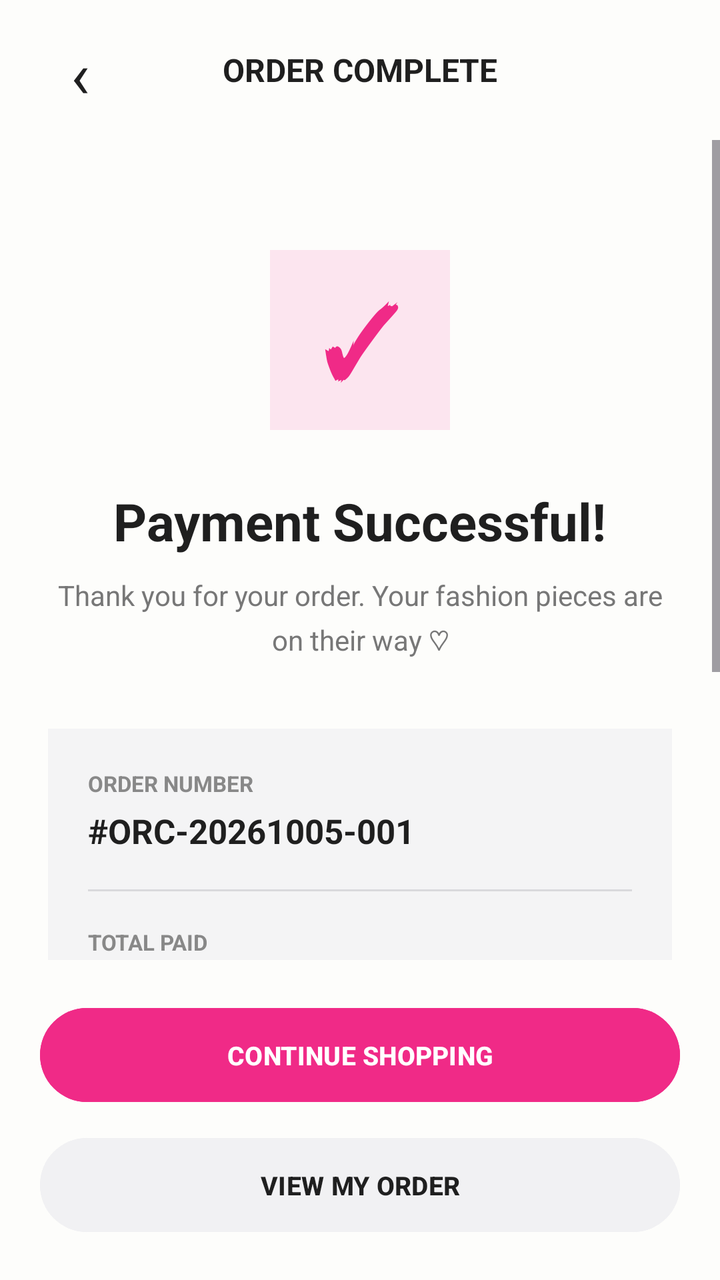
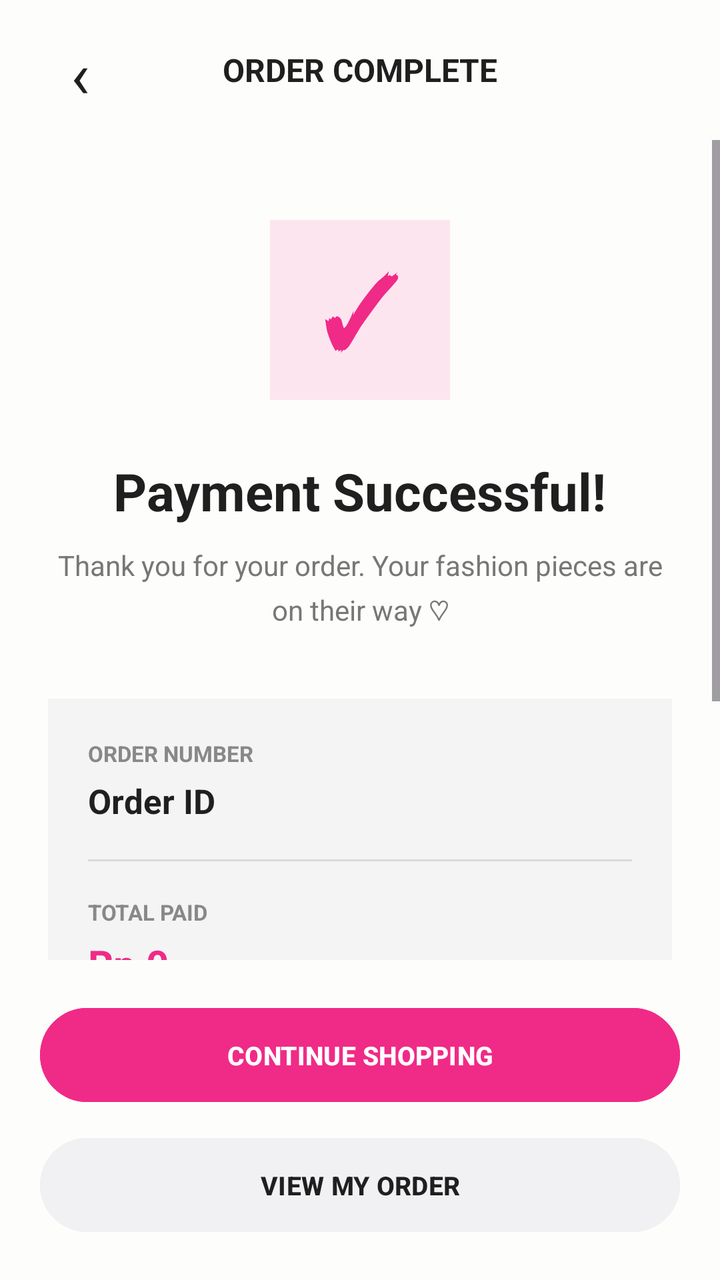

Compare the two renders of this Android layout. The source of the first and the diff that turns it into the second are given below.
<!-- AndroidManifest.xml: application theme Theme.Orchidia -->
<!-- res/layout/activity_payment_success.xml -->
<?xml version="1.0" encoding="utf-8"?>
<LinearLayout
    xmlns:android="http://schemas.android.com/apk/res/android"
    android:layout_width="match_parent"
    android:layout_height="match_parent"
    android:orientation="vertical"
    android:background="#FDFDFB">

    
    <LinearLayout
        android:layout_width="match_parent"
        android:layout_height="70dp"
        android:orientation="horizontal"
        android:gravity="center_vertical"
        android:paddingStart="20dp"
        android:paddingEnd="20dp">

        <TextView
            android:id="@+id/btnBack"
            android:layout_width="40dp"
            android:layout_height="40dp"
            android:gravity="center"
            android:text="‹"
            android:textSize="32sp"
            android:textColor="#1F1F1F" />

        <TextView
            android:layout_width="0dp"
            android:layout_height="wrap_content"
            android:layout_weight="1"
            android:gravity="center"
            android:text="ORDER COMPLETE"
            android:textStyle="bold"
            android:textSize="16sp"
            android:textColor="#1F1F1F" />

        <View
            android:layout_width="40dp"
            android:layout_height="40dp" />

    </LinearLayout>


    
    <ScrollView
        android:layout_width="match_parent"
        android:layout_height="0dp"
        android:layout_weight="1"
        android:fillViewport="true">

        <LinearLayout
            android:layout_width="match_parent"
            android:layout_height="wrap_content"
            android:orientation="vertical"
            android:gravity="center_horizontal"
            android:paddingStart="24dp"
            android:paddingEnd="24dp"
            android:paddingTop="55dp"
            android:paddingBottom="30dp">

            
            <TextView
                android:layout_width="90dp"
                android:layout_height="90dp"
                android:gravity="center"
                android:background="#FCE5EF"
                android:text="✓"
                android:textSize="48sp"
                android:textStyle="bold"
                android:textColor="#F02A87" />

            <TextView
                android:layout_width="wrap_content"
                android:layout_height="wrap_content"
                android:layout_marginTop="28dp"
                android:text="Payment Successful!"
                android:textSize="26sp"
                android:textStyle="bold"
                android:textColor="#1F1F1F" />

            <TextView
                android:layout_width="match_parent"
                android:layout_height="wrap_content"
                android:layout_marginTop="10dp"
                android:gravity="center"
                android:text="Thank you for your order. Your fashion pieces are on their way ♡"
                android:textSize="14sp"
                android:textColor="#777777"
                android:lineSpacingExtra="4dp" />


            
            <LinearLayout
                android:layout_width="match_parent"
                android:layout_height="wrap_content"
                android:layout_marginTop="35dp"
                android:orientation="vertical"
                android:padding="20dp"
                android:background="#F4F4F5">

                <TextView
                    android:layout_width="wrap_content"
                    android:layout_height="wrap_content"
                    android:text="ORDER NUMBER"
                    android:textSize="11sp"
                    android:textStyle="bold"
                    android:textColor="#888888" />

                <TextView
                    android:layout_width="wrap_content"
                    android:layout_height="wrap_content"
                    android:layout_marginTop="5dp"
                    android:text="#ORC-20261005-001"
                    android:textSize="17sp"
                    android:textStyle="bold"
                    android:textColor="#1F1F1F" />

                <View
                    android:layout_width="match_parent"
                    android:layout_height="1dp"
                    android:layout_marginTop="18dp"
                    android:layout_marginBottom="18dp"
                    android:background="#D9D9DC" />

                <TextView
                    android:layout_width="wrap_content"
                    android:layout_height="wrap_content"
                    android:text="TOTAL PAID"
                    android:textSize="11sp"
                    android:textStyle="bold"
                    android:textColor="#888888" />

                <TextView
                    android:layout_width="wrap_content"
                    android:layout_height="wrap_content"
                    android:layout_marginTop="5dp"
                    android:text="Rp 383.000"
                    android:textSize="20sp"
                    android:textStyle="bold"
                    android:textColor="#F02A87" />

            </LinearLayout>


            
            <LinearLayout
                android:layout_width="match_parent"
                android:layout_height="wrap_content"
                android:layout_marginTop="18dp"
                android:orientation="vertical"
                android:padding="20dp"
                android:background="#FFFFFF">

                <TextView
                    android:layout_width="wrap_content"
                    android:layout_height="wrap_content"
                    android:text="SHIPPING TO"
                    android:textSize="11sp"
                    android:textStyle="bold"
                    android:textColor="#888888" />

                <TextView
                    android:layout_width="wrap_content"
                    android:layout_height="wrap_content"
                    android:layout_marginTop="8dp"
                    android:text="Farah Amelia"
                    android:textSize="15sp"
                    android:textStyle="bold"
                    android:textColor="#1F1F1F" />

                <TextView
                    android:layout_width="match_parent"
                    android:layout_height="wrap_content"
                    android:layout_marginTop="5dp"
                    android:text="Jl. Example No. 123, Cirebon&#10;Jawa Barat • 45121"
                    android:textSize="13sp"
                    android:textColor="#777777"
                    android:lineSpacingExtra="3dp" />

            </LinearLayout>

        </LinearLayout>

    </ScrollView>


    
    <LinearLayout
        android:layout_width="match_parent"
        android:layout_height="wrap_content"
        android:orientation="vertical"
        android:padding="20dp"
        android:background="#FDFDFB">

        <Button
            android:id="@+id/btnContinueShopping"
            android:layout_width="match_parent"
            android:layout_height="55dp"
            android:text="CONTINUE SHOPPING"
            android:textSize="13sp"
            android:textStyle="bold"
            android:textColor="#FFFFFF"
            android:backgroundTint="#F02A87" />

        <Button
            android:id="@+id/btnViewOrder"
            android:layout_width="match_parent"
            android:layout_height="55dp"
            android:layout_marginTop="10dp"
            android:text="VIEW MY ORDER"
            android:textSize="13sp"
            android:textStyle="bold"
            android:textColor="#1F1F1F"
            android:backgroundTint="#F1F1F3" />

    </LinearLayout>

</LinearLayout>
<!-- resources referenced by this layout -->
<resources>
  <style name="Theme.Orchidia" parent="Base.Theme.Orchidia" />
  <style name="Base.Theme.Orchidia" parent="Theme.Material3.DayNight.NoActionBar">
          
          
      </style>
</resources>

<!-- the commit's change to res/layout/activity_payment_success.xml (unified diff, before → after) -->
@@ -6,7 +6,6 @@
     android:orientation="vertical"
     android:background="#FDFDFB">
 
-    
     <LinearLayout
         android:layout_width="match_parent"
         android:layout_height="70dp"
@@ -22,7 +21,9 @@
             android:gravity="center"
             android:text="‹"
             android:textSize="32sp"
-            android:textColor="#1F1F1F" />
+            android:textColor="#1F1F1F"
+            android:clickable="true"
+            android:focusable="true" />
 
         <TextView
             android:layout_width="0dp"
@@ -37,11 +38,8 @@
         <View
             android:layout_width="40dp"
             android:layout_height="40dp" />
-
     </LinearLayout>
 
-
-    
     <ScrollView
         android:layout_width="match_parent"
         android:layout_height="0dp"
@@ -55,10 +53,9 @@
             android:gravity="center_horizontal"
             android:paddingStart="24dp"
             android:paddingEnd="24dp"
-            android:paddingTop="55dp"
+            android:paddingTop="40dp"
             android:paddingBottom="30dp">
 
-            
             <TextView
                 android:layout_width="90dp"
                 android:layout_height="90dp"
@@ -88,8 +85,6 @@
                 android:textColor="#777777"
                 android:lineSpacingExtra="4dp" />
 
-
-            
             <LinearLayout
                 android:layout_width="match_parent"
                 android:layout_height="wrap_content"
@@ -107,10 +102,11 @@
                     android:textColor="#888888" />
 
                 <TextView
+                    android:id="@+id/tvSuccessOrderNumber"
                     android:layout_width="wrap_content"
                     android:layout_height="wrap_content"
                     android:layout_marginTop="5dp"
-                    android:text="#ORC-20261005-001"
+                    android:text="Order ID"
                     android:textSize="17sp"
                     android:textStyle="bold"
                     android:textColor="#1F1F1F" />
@@ -131,18 +127,16 @@
                     android:textColor="#888888" />
 
                 <TextView
+                    android:id="@+id/tvSuccessTotal"
                     android:layout_width="wrap_content"
                     android:layout_height="wrap_content"
                     android:layout_marginTop="5dp"
-                    android:text="Rp 383.000"
+                    android:text="Rp 0"
                     android:textSize="20sp"
                     android:textStyle="bold"
                     android:textColor="#F02A87" />
-
             </LinearLayout>
 
-
-            
             <LinearLayout
                 android:layout_width="match_parent"
                 android:layout_height="wrap_content"
@@ -160,31 +154,28 @@
                     android:textColor="#888888" />
 
                 <TextView
-                    android:layout_width="wrap_content"
+                    android:id="@+id/tvSuccessAddressName"
+                    android:layout_width="match_parent"
                     android:layout_height="wrap_content"
                     android:layout_marginTop="8dp"
-                    android:text="Farah Amelia"
+                    android:text="Recipient"
                     android:textSize="15sp"
                     android:textStyle="bold"
                     android:textColor="#1F1F1F" />
 
                 <TextView
+                    android:id="@+id/tvSuccessAddress"
                     android:layout_width="match_parent"
                     android:layout_height="wrap_content"
                     android:layout_marginTop="5dp"
-                    android:text="Jl. Example No. 123, Cirebon&#10;Jawa Barat • 45121"
+                    android:text="Shipping address"
                     android:textSize="13sp"
                     android:textColor="#777777"
                     android:lineSpacingExtra="3dp" />
-
             </LinearLayout>
-
         </LinearLayout>
-
     </ScrollView>
 
-
-    
     <LinearLayout
         android:layout_width="match_parent"
         android:layout_height="wrap_content"
@@ -212,7 +203,5 @@
             android:textStyle="bold"
             android:textColor="#1F1F1F"
             android:backgroundTint="#F1F1F3" />
-
     </LinearLayout>
-
 </LinearLayout>
